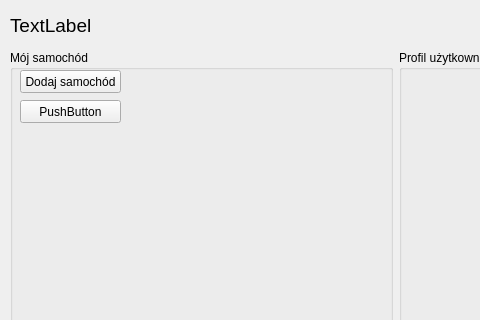
Before: the Qt Designer form mainmenugui.ui in Barto-Paja/iDocCar, drawn with Qt 5; both pictures show x 0 to 480 and y 0 to 320 of the 800 by 600 pixel window.
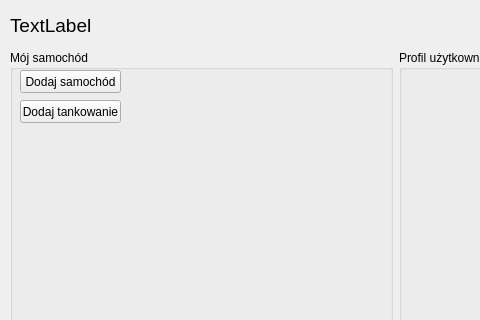
After: the same form once the commit is applied.

The edit to the form file:
```diff
--- a/mainmenugui.ui
+++ b/mainmenugui.ui
@@ -52,7 +52,7 @@
          </rect>
         </property>
         <property name="text">
-         <string>PushButton</string>
+         <string>Dodaj tankowanie</string>
         </property>
        </widget>
       </widget>
```
